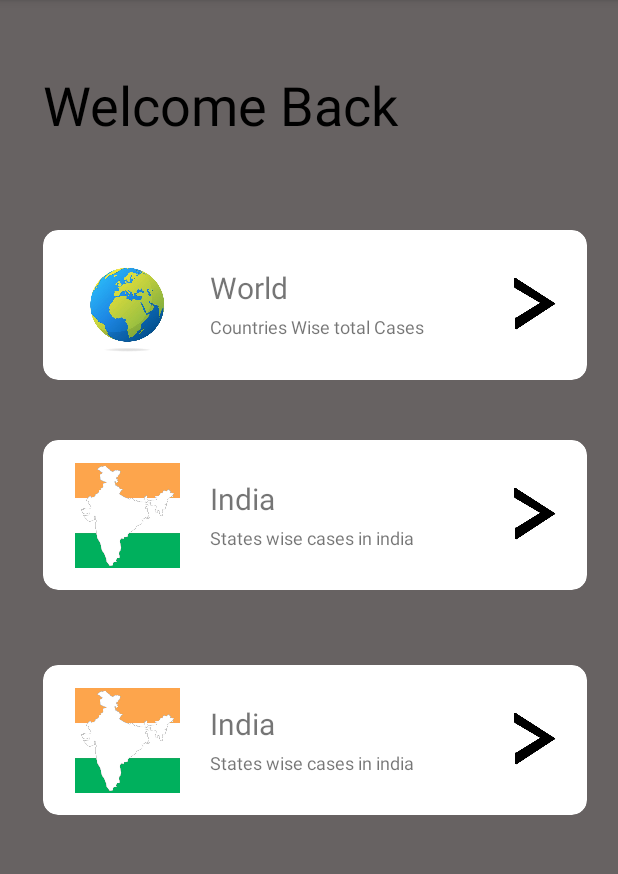
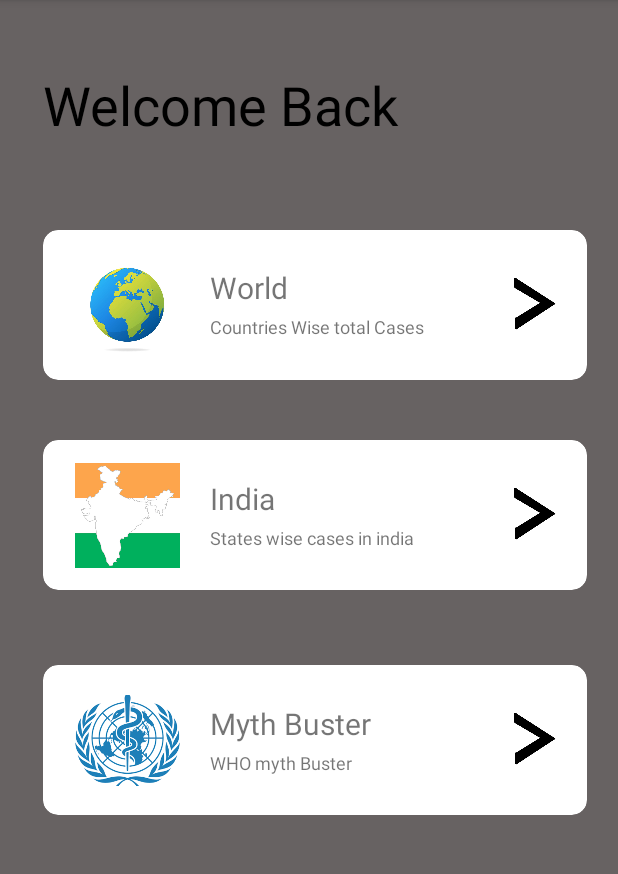
Before and after one commit to Shubham2157/covid-19_Tracker, an Android app: the screen it shows after launch (OnBoardingActivity), on a phone screen of 412 x 824 dp, the part 84-958 px from its top. Run offline under Robolectric (Android 15) with nearby library versions, the phone set to English and light mode, and no system bars.

Commit message:
On boarding layout modified

```diff
--- a/app/src/main/res/layout/activity_myth_buster.xml
+++ b/app/src/main/res/layout/activity_myth_buster.xml
@@ -12,4 +12,5 @@
         android:layout_height="match_parent"
         tools:layout_editor_absoluteX="1dp"
         tools:layout_editor_absoluteY="1dp" />
+
 </androidx.constraintlayout.widget.ConstraintLayout>
--- a/app/src/main/res/layout/activity_on_boarding.xml
+++ b/app/src/main/res/layout/activity_on_boarding.xml
@@ -185,7 +185,7 @@
                 app:layout_constraintBottom_toBottomOf="parent"
                 app:layout_constraintStart_toStartOf="parent"
                 app:layout_constraintTop_toTopOf="parent"
-                app:srcCompat="@drawable/india" />
+                app:srcCompat="@drawable/who" />
 
             <TextView
                 android:id="@+id/textView41"
@@ -193,7 +193,7 @@
                 android:layout_height="wrap_content"
                 android:layout_marginStart="20dp"
                 android:layout_marginTop="10dp"
-                android:text="India"
+                android:text="Myth Buster"
                 android:textSize="20sp"
                 app:layout_constraintStart_toEndOf="@+id/imageView31"
                 app:layout_constraintTop_toTopOf="@+id/imageView31" />
@@ -203,7 +203,7 @@
                 android:layout_width="wrap_content"
                 android:layout_height="wrap_content"
                 android:layout_marginTop="4dp"
-                android:text="States wise cases in india"
+                android:text="WHO myth Buster"
                 android:textSize="12sp"
                 app:layout_constraintStart_toStartOf="@+id/textView41"
                 app:layout_constraintTop_toBottomOf="@+id/textView41" />
```
Also changed, not shown: app/src/main/res/drawable/who.png (added).
